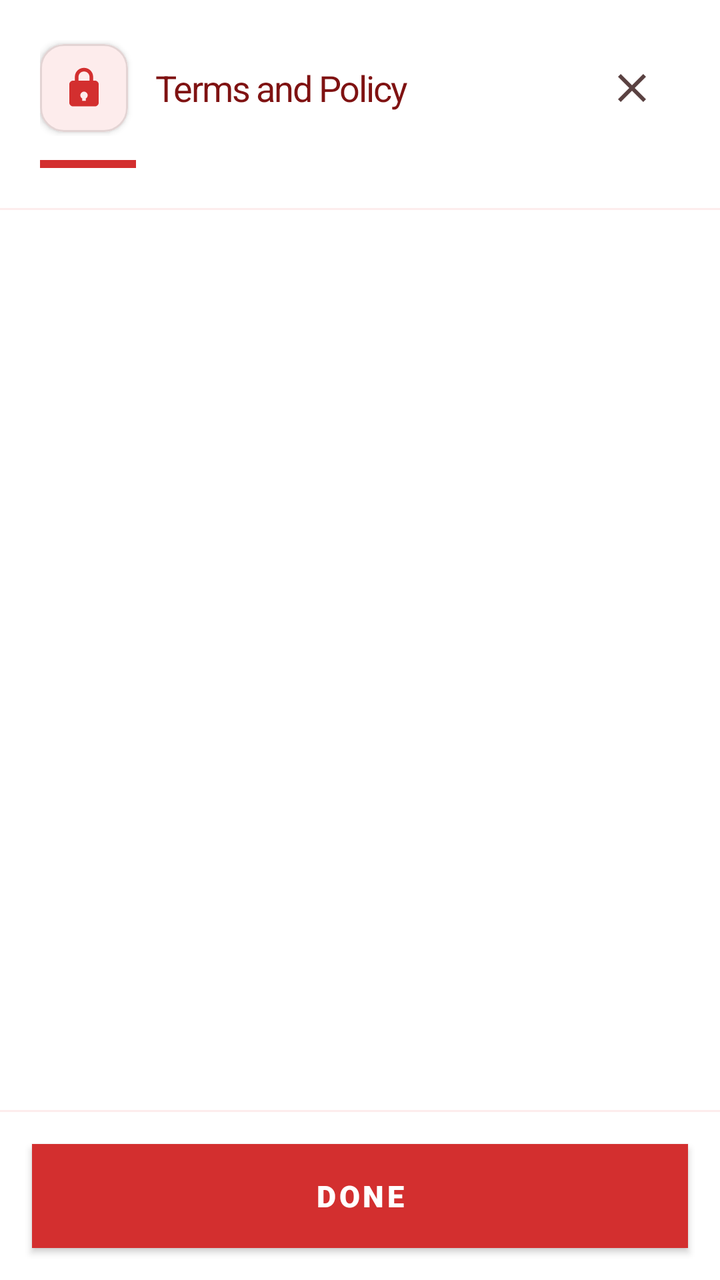
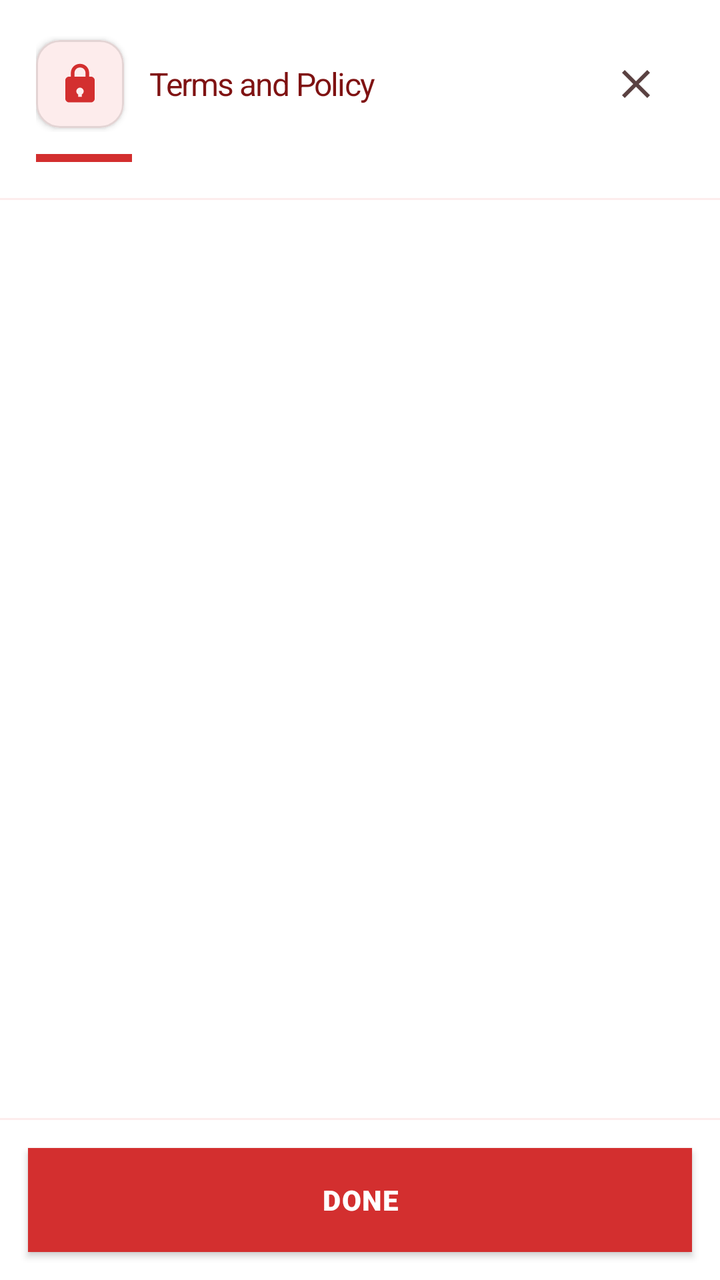

Two renders of the same Android screen: before a commit and after it. Below are the layout's source before the change and the commit's diff.
<!-- AndroidManifest.xml: application theme Theme.VelocitySuites -->
<!-- res/layout/dialog_terms_agreement.xml -->
<?xml version="1.0" encoding="utf-8"?>
<LinearLayout xmlns:android="http://schemas.android.com/apk/res/android"
    xmlns:app="http://schemas.android.com/apk/res-auto"
    android:layout_width="match_parent"
    android:layout_height="match_parent"
    android:background="@color/velocity_surface_elevated"
    android:orientation="vertical">

    
    <LinearLayout
        android:layout_width="match_parent"
        android:layout_height="wrap_content"
        android:gravity="center_vertical"
        android:orientation="horizontal"
        android:paddingHorizontal="20dp"
        android:paddingTop="20dp"
        android:paddingBottom="12dp">

        <com.google.android.material.card.MaterialCardView
            android:layout_width="44dp"
            android:layout_height="44dp"
            app:cardBackgroundColor="@color/velocity_red_soft"
            app:cardCornerRadius="@dimen/card_corner_radius"
            app:cardElevation="@dimen/card_elevation">

            <ImageView
                android:layout_width="22dp"
                android:layout_height="22dp"
                android:layout_gravity="center"
                android:importantForAccessibility="no"
                android:src="@drawable/ic_lock"
                app:tint="@color/velocity_red_primary" />
        </com.google.android.material.card.MaterialCardView>

        <TextView
            android:id="@+id/termsDialogTitle"
            style="@style/TextAppearance.Velocity.ScreenTitle"
            android:layout_width="0dp"
            android:layout_height="wrap_content"
            android:layout_marginStart="14dp"
            android:layout_weight="1"
            android:text="@string/terms_dialog_title"
            android:textSize="18sp" />

        <ImageButton
            android:id="@+id/termsCloseButton"
            android:layout_width="48dp"
            android:layout_height="48dp"
            android:background="?attr/selectableItemBackgroundBorderless"
            android:contentDescription="@string/terms_dialog_close_desc"
            android:padding="8dp"
            android:src="@drawable/ic_close"
            app:tint="@color/velocity_text_secondary" />
    </LinearLayout>

    <View
        android:layout_width="48dp"
        android:layout_height="4dp"
        android:layout_marginStart="20dp"
        android:layout_marginBottom="4dp"
        android:background="@drawable/shape_intro_pill"
        android:backgroundTint="@color/velocity_red_primary" />

    <View
        android:layout_width="match_parent"
        android:layout_height="1dp"
        android:layout_marginTop="16dp"
        android:background="@color/velocity_red_soft" />

    <androidx.core.widget.NestedScrollView
        android:id="@+id/termsScrollView"
        android:layout_width="match_parent"
        android:layout_height="0dp"
        android:layout_weight="1"
        android:fillViewport="true"
        android:scrollbars="vertical">

        <TextView
            android:id="@+id/termsBodyText"
            android:layout_width="match_parent"
            android:layout_height="wrap_content"
            android:padding="20dp"
            android:lineSpacingExtra="4dp"
            android:textColor="@color/velocity_text_primary"
            android:textSize="14sp" />
    </androidx.core.widget.NestedScrollView>

    <View
        android:layout_width="match_parent"
        android:layout_height="1dp"
        android:background="@color/velocity_red_soft" />

    
    <com.google.android.material.button.MaterialButton
        android:id="@+id/termsDoneButton"
        style="@style/Widget.Velocity.Button"
        android:layout_width="match_parent"
        android:layout_height="wrap_content"
        android:layout_margin="16dp"
        android:minHeight="52dp"
        android:text="@string/terms_done" />

</LinearLayout>
<!-- resources referenced by this layout -->
<resources>
  <color name="velocity_red_primary">#D32F2F</color>
  <color name="velocity_red_soft">#FDECEC</color>
  <color name="velocity_surface_elevated">#FFFFFF</color>
  <color name="velocity_text_primary">#1A1010</color>
  <color name="velocity_text_secondary">#5A4141</color>
  <dimen name="card_corner_radius">12dp</dimen>
  <dimen name="card_elevation">2dp</dimen>
  <!-- drawable ic_close (drawable) -->
  <vector xmlns:android="http://schemas.android.com/apk/res/android"
      android:width="24dp"
      android:height="24dp"
      android:viewportWidth="24"
      android:viewportHeight="24">
    <path
        android:fillColor="#FF000000"
        android:pathData="M19,6.41L17.59,5 12,10.59 6.41,5 5,6.41 10.59,12 5,17.59 6.41,19 12,13.41 17.59,19 19,17.59 13.41,12z"/>
  </vector>
  <!-- drawable shape_intro_pill (drawable) -->
  <?xml version="1.0" encoding="utf-8"?>
  <shape xmlns:android="http://schemas.android.com/apk/res/android">
      <solid android:color="@color/velocity_red_primary" />
      <corners android:radius="0dp" />
  </shape>
  <string name="terms_dialog_close_desc">Close Terms and Policy</string>
  <string name="terms_dialog_title">Terms and Policy</string>
  <string name="terms_done">Done</string>
  <style name="TextAppearance.Velocity.ScreenTitle" parent="TextAppearance.MaterialComponents.Headline3">
          <item name="android:fontFamily">sans-serif-black</item>
          <item name="android:letterSpacing">-0.04</item>
          <item name="android:textColor">@color/velocity_red_dark</item>
          <item name="android:textSize">32sp</item>
      </style>
  <style name="Widget.Velocity.Button" parent="Widget.MaterialComponents.Button">
          <item name="android:layout_height">56dp</item>
          <item name="android:insetTop">0dp</item>
          <item name="android:insetBottom">0dp</item>
          <item name="android:fontFamily">sans-serif-black</item>
          <item name="android:letterSpacing">0.1</item>
          <item name="android:textAllCaps">true</item>
          <item name="android:textSize">15sp</item>
          <item name="backgroundTint">@color/velocity_red_primary</item>
          <item name="cornerRadius">0dp</item>
          <item name="elevation">0dp</item>
          <item name="rippleColor">@color/white</item>
      </style>
  <color name="velocity_red_dark">#7F1212</color>
  <color name="white">#FFFFFFFF</color>
  <color name="velocity_red_rose">#EF5350</color>
  <color name="velocity_red_deep">#5A0A0A</color>
  <style name="ShapeAppearance.Velocity.Square" parent="">
          <item name="cornerFamily">rounded</item>
          <item name="cornerSize">0dp</item>
      </style>
  <style name="ShapeAppearance.Velocity.Card" parent="">
          <item name="cornerFamily">rounded</item>
          <item name="cornerSize">@dimen/card_corner_radius</item>
      </style>
  <style name="Widget.Velocity.Flat.Snackbar" parent="Widget.MaterialComponents.Snackbar">
          <item name="android:background">@drawable/bg_snackbar_flat</item>
          <item name="android:elevation">0dp</item>
      </style>
  <color name="velocity_divider_hairline">#1A000000</color>
  <!-- drawable bg_snackbar_flat (drawable) -->
  <?xml version="1.0" encoding="utf-8"?>
  <shape xmlns:android="http://schemas.android.com/apk/res/android" android:shape="rectangle">
      <solid android:color="#323232" />
      <stroke android:width="1dp" android:color="#33FFFFFF" />
      <corners android:radius="0dp" />
  </shape>
  <style name="Widget.Velocity.Flat.BottomSheet" parent="Widget.MaterialComponents.BottomSheet.Modal">
          <item name="shapeAppearanceOverlay">@style/ShapeAppearance.Velocity.Square</item>
          <item name="android:elevation">0dp</item>
          <item name="backgroundTint">@color/velocity_surface_elevated</item>
      </style>
  <!-- unchanged entries left out for length: 10 -->
</resources>

<!-- the commit's change to res/layout/dialog_terms_agreement.xml (unified diff, before → after) -->
@@ -12,9 +12,9 @@
         android:layout_height="wrap_content"
         android:gravity="center_vertical"
         android:orientation="horizontal"
-        android:paddingHorizontal="20dp"
-        android:paddingTop="20dp"
-        android:paddingBottom="12dp">
+        android:paddingHorizontal="18dp"
+        android:paddingTop="18dp"
+        android:paddingBottom="11dp">
 
         <com.google.android.material.card.MaterialCardView
             android:layout_width="44dp"
@@ -37,10 +37,10 @@
             style="@style/TextAppearance.Velocity.ScreenTitle"
             android:layout_width="0dp"
             android:layout_height="wrap_content"
-            android:layout_marginStart="14dp"
+            android:layout_marginStart="13dp"
             android:layout_weight="1"
             android:text="@string/terms_dialog_title"
-            android:textSize="18sp" />
+            android:textSize="16sp" />
 
         <ImageButton
             android:id="@+id/termsCloseButton"
@@ -56,7 +56,7 @@
     <View
         android:layout_width="48dp"
         android:layout_height="4dp"
-        android:layout_marginStart="20dp"
+        android:layout_marginStart="18dp"
         android:layout_marginBottom="4dp"
         android:background="@drawable/shape_intro_pill"
         android:backgroundTint="@color/velocity_red_primary" />
@@ -64,7 +64,7 @@
     <View
         android:layout_width="match_parent"
         android:layout_height="1dp"
-        android:layout_marginTop="16dp"
+        android:layout_marginTop="14dp"
         android:background="@color/velocity_red_soft" />
 
     <androidx.core.widget.NestedScrollView
@@ -79,10 +79,10 @@
             android:id="@+id/termsBodyText"
             android:layout_width="match_parent"
             android:layout_height="wrap_content"
-            android:padding="20dp"
+            android:padding="18dp"
             android:lineSpacingExtra="4dp"
             android:textColor="@color/velocity_text_primary"
-            android:textSize="14sp" />
+            android:textSize="13sp" />
     </androidx.core.widget.NestedScrollView>
 
     <View
@@ -96,7 +96,7 @@
         style="@style/Widget.Velocity.Button"
         android:layout_width="match_parent"
         android:layout_height="wrap_content"
-        android:layout_margin="16dp"
+        android:layout_margin="14dp"
         android:minHeight="52dp"
         android:text="@string/terms_done" />
 
<!-- resource entries referenced after the edit -->
@@ -30,16 +30,16 @@
           <item name="android:fontFamily">sans-serif-black</item>
           <item name="android:letterSpacing">-0.04</item>
           <item name="android:textColor">@color/velocity_red_dark</item>
-          <item name="android:textSize">32sp</item>
+          <item name="android:textSize">29sp</item>
       </style>
   <style name="Widget.Velocity.Button" parent="Widget.MaterialComponents.Button">
           <item name="android:layout_height">56dp</item>
           <item name="android:insetTop">0dp</item>
           <item name="android:insetBottom">0dp</item>
           <item name="android:fontFamily">sans-serif-black</item>
-          <item name="android:letterSpacing">0.1</item>
+          <item name="android:letterSpacing">0.04</item>
           <item name="android:textAllCaps">true</item>
-          <item name="android:textSize">15sp</item>
+          <item name="android:textSize">14sp</item>
           <item name="backgroundTint">@color/velocity_red_primary</item>
           <item name="cornerRadius">0dp</item>
           <item name="elevation">0dp</item>
